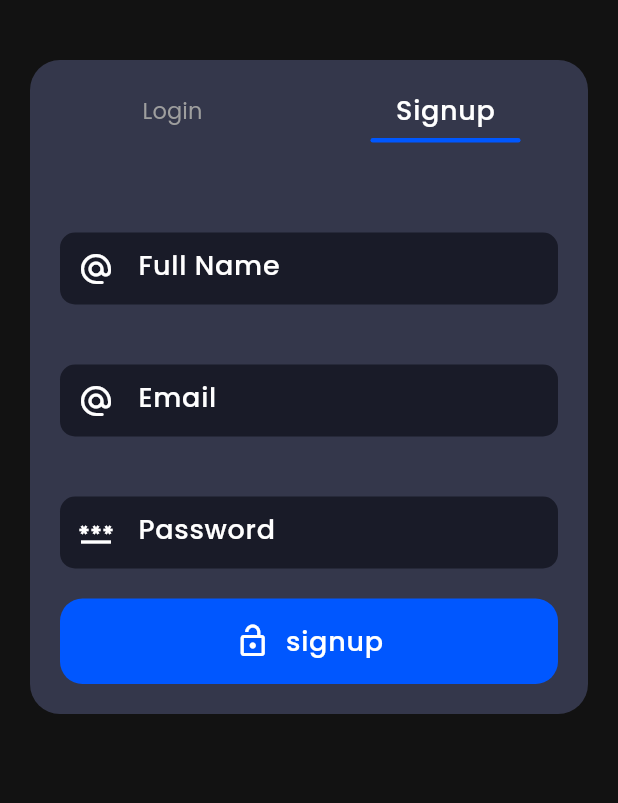
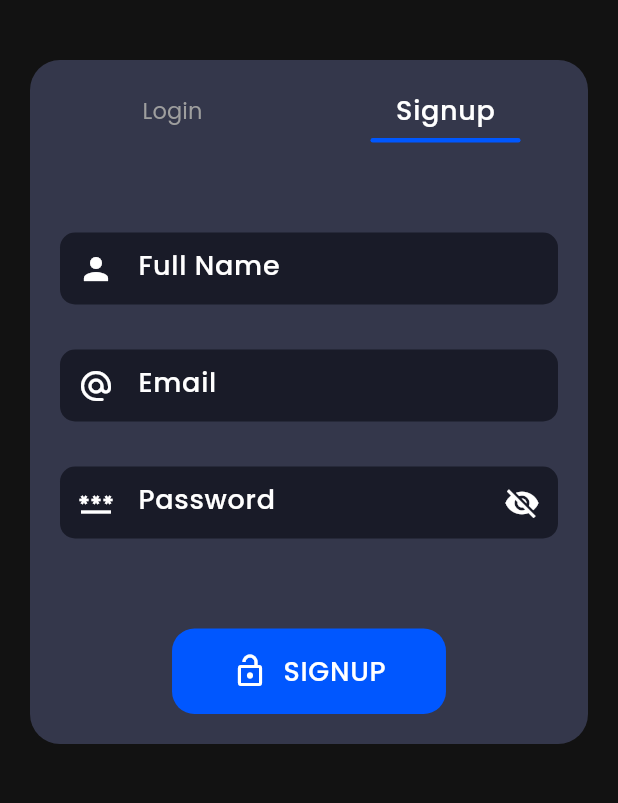
Before and after one commit to Sharonwanjiru392/messenger_app, a Flutter app: the Authpage screen opened by its route, after a tap on "Signup", on a phone screen of 412 x 824 dp, the part 237-1040 px from its top. Run offline on Flutter 3.47's test engine with Material 3 defaults, Android fonts, the phone set to English and light mode, and no system bars; our stand-ins replace firebase_auth, firebase_core, flutter_svg, get, slide_to_act; accounts and stored records are empty; network calls fail.

Commit message:
login and sign up almost done with login

```diff
--- a/lib/pages/Auth/Widgets/AuthPageBody.dart
+++ b/lib/pages/Auth/Widgets/AuthPageBody.dart
@@ -82,7 +82,7 @@ class Authpagebody extends StatelessWidget {
             ),
             const SizedBox(height: 20),
             Obx(
-              () => isLogin.value ? const Loginform() : const Signupform(),
+              () => isLogin.value ? const Loginform() :  Signupform(),
             ),
           ],
         ),
--- a/lib/pages/Auth/Widgets/LoginForm.dart
+++ b/lib/pages/Auth/Widgets/LoginForm.dart
@@ -1,6 +1,6 @@
 import 'package:flutter/material.dart';
-import 'package:get/get_core/src/get_main.dart';
-import 'package:get/get_navigation/get_navigation.dart';
+import 'package:get/get.dart';
+import 'package:messenger_app/Controller/AuthController.dart';
 import 'package:messenger_app/Widget/PrimaryButton.dart';
 
 class Loginform extends StatelessWidget {
@@ -8,44 +8,77 @@ class Loginform extends StatelessWidget {
 
   @override
   Widget build(BuildContext context) {
+    final TextEditingController email = TextEditingController();
+    final TextEditingController password = TextEditingController();
+    final AuthController authController = Get.put(AuthController());
+    final RxBool _obscurePassword = true.obs;
+
     return Column(
       children: [
-        SizedBox(
-          height: 40,
-        ),
+        const SizedBox(height: 40),
         TextField(
-          decoration: InputDecoration(
+          controller: email,
+          decoration: const InputDecoration(
             hintText: "Email",
-            prefixIcon: Icon(Icons.alternate_email_rounded
-            ),
+            prefixIcon: Icon(Icons.alternate_email_rounded),
           ),
         ),
-        SizedBox(
-          height: 40,
-        ),
-        TextField(
-          decoration: InputDecoration(
-            hintText: "Password",
-            prefixIcon: Icon(Icons.password_outlined
-            ),
-          ),
-        ),
-        SizedBox(
-          height: 20,
-        ),
-        Column(
-          mainAxisAlignment: MainAxisAlignment.center,
+        const SizedBox(height: 30),
+        Obx(() => TextField(
+              controller: password,
+              obscureText: _obscurePassword.value,
+              decoration: InputDecoration(
+                hintText: "Password",
+                prefixIcon: const Icon(Icons.password_outlined),
+                suffixIcon: IconButton(
+                  icon: Icon(
+                    _obscurePassword.value
+                        ? Icons.visibility_off
+                        : Icons.visibility,
+                  ),
+                  onPressed: () {
+                    _obscurePassword.value = !_obscurePassword.value;
+                  },
+                ),
+              ),
+            )),
+        const SizedBox(height: 10),
+        Row(
           children: [
-            PrimaryButton(
-              btnName: "Login",
-              icon: Icons.lock_open_outlined,
-              ontap: () {
-                Get.offAllNamed("/Homepage");
+            InkWell(
+              onTap: () {
+                // Get.to(ForgotPassword());
               },
+              child: Text(
+                "Forgot Password ?",
+                style: TextStyle(
+                  fontSize: 13,
+                  color: Theme.of(context).colorScheme.primary,
+                ),
+              ),
             ),
           ],
-        )
-
+        ),
+        const SizedBox(height: 60),
+        Obx(
+          () => authController.isLoading.value
+              ? const CircularProgressIndicator()
+              : Row(
+                  mainAxisAlignment: MainAxisAlignment.center,
+                  children: [
+                    PrimaryButton(
+                      ontap: () {
+                        authController.login(
+                          email.text.trim(),
+                          password.text.trim(),
+                        );
+                      },
+                      btnName: "LOGIN",
+                      icon: Icons.lock_open_outlined,
+                    ),
+                  ],
+                ),
+        ),
       ],
     );
   }
--- a/lib/pages/Auth/Widgets/SignupForm.dart
+++ b/lib/pages/Auth/Widgets/SignupForm.dart
@@ -1,48 +1,77 @@
 import 'package:flutter/material.dart';
-import 'package:get/get_core/src/get_main.dart';
-import 'package:get/get_navigation/get_navigation.dart';
+import 'package:get/get.dart';
+import 'package:messenger_app/Controller/AuthController.dart';
 import 'package:messenger_app/Widget/PrimaryButton.dart';
 
 class Signupform extends StatelessWidget {
-  const Signupform({super.key});
+  Signupform({super.key});
+
+  final AuthController authController = Get.put(AuthController());
+  final TextEditingController name = TextEditingController();
+  final TextEditingController email = TextEditingController();
+  final TextEditingController password = TextEditingController();
+
+  final RxBool _obscurePassword = true.obs;
 
   @override
   Widget build(BuildContext context) {
     return Column(
       children: [
-        SizedBox(height: 40),
+        const SizedBox(height: 40),
         TextField(
-          decoration: InputDecoration(
+          controller: name,
+          decoration: const InputDecoration(
             hintText: "Full Name",
-            prefixIcon: Icon(Icons.alternate_email_rounded),
+            prefixIcon: Icon(Icons.person),
           ),
         ),
-        SizedBox(height: 40),
+        const SizedBox(height: 30),
         TextField(
-          decoration: InputDecoration(
+          controller: email,
+          decoration: const InputDecoration(
             hintText: "Email",
             prefixIcon: Icon(Icons.alternate_email_rounded),
           ),
         ),
-        SizedBox(height: 40),
-        TextField(
+        const SizedBox(height: 30),
+        Obx(() => TextField(
+              controller: password,
+              obscureText: _obscurePassword.value,
               decoration: InputDecoration(
                 hintText: "Password",
-            prefixIcon: Icon(Icons.password_outlined),
+                prefixIcon: const Icon(Icons.password_outlined),
+                suffixIcon: IconButton(
+                  icon: Icon(
+                    _obscurePassword.value
+                        ? Icons.visibility_off
+                        : Icons.visibility,
+                  ),
+                  onPressed: () {
+                    _obscurePassword.value = !_obscurePassword.value;
+                  },
                 ),
               ),
-        SizedBox(height: 20),
-        Column(
+            )),
+        const SizedBox(height: 60),
+        Obx(
+          () => authController.isLoading.value
+              ? const CircularProgressIndicator()
+              : Row(
                   mainAxisAlignment: MainAxisAlignment.center,
                   children: [
                     PrimaryButton(
-              btnName: "signup",
+                      ontap: () {
+                        authController.createUser(
+                          email.text.trim(),
+                          password.text.trim(),
+                          name.text.trim(),
+                        );
+                      },
+                      btnName: "SIGNUP",
                       icon: Icons.lock_open_outlined,
-              ontap: () {
-                Get.offAllNamed("/Homepage");
-              },
                     ),
                   ],
+                ),
         ),
       ],
     );
--- a/pubspec.yaml
+++ b/pubspec.yaml
@@ -37,6 +37,8 @@ dependencies:
   flutter_svg: ^2.0.9 #For SVG
   slide_to_act: ^2.0.2 # For Welcome Page slide button
   get: ^4.6.6 # For State Management And Page routing
+  firebase_core: ^2.25.4 # For Firebase
+  firebase_auth: ^4.17.4 # For Firebase Authentication
   image_picker: ^1.0.7 # For Image Picker
 
 
```
Also changed, not shown: lib/Controller/AuthController.dart (added, +63 -0 lines), lib/main.dart (+12 -3 lines), lib/pages/Chat/ChatPage.dart (+40 -43 lines), firebase.json (added), lib/firebase_options.dart (added), pubspec.lock, 6 other files. Lines whose indentation alone changed are shown as unchanged.
